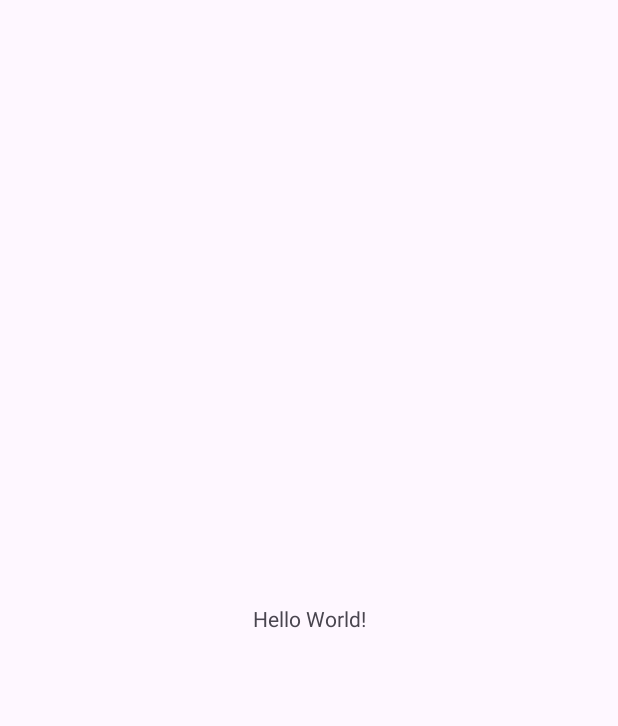
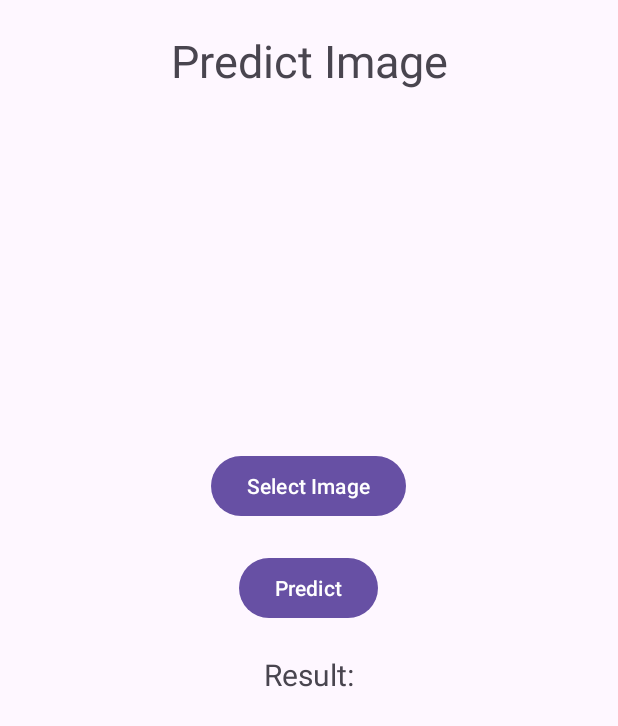
Before and after one commit to GheorgheMorari/ASSLab, an Android app: the screen it shows after launch (MainActivity), on a phone screen of 412 x 824 dp. Before the commit the part shown is almost empty. Shown: the top 726 px of the screen. Run offline under Robolectric (Android 15) with nearby library versions, the phone set to English and light mode, and no system bars; libraries missing offline, so code that uses them is left out: org.tensorflow.lite; 1 statement that could not run was skipped.

Commit message:
Upload inference POC

```diff
--- a/app/build.gradle
+++ b/app/build.gradle
@@ -30,6 +30,9 @@ android {
     kotlinOptions {
         jvmTarget = '1.8'
     }
+    buildFeatures {
+        mlModelBinding true
+    }
 }
 
 dependencies {
@@ -38,6 +41,9 @@ dependencies {
     implementation 'androidx.appcompat:appcompat:1.6.1'
     implementation 'com.google.android.material:material:1.5.0'
     implementation 'androidx.constraintlayout:constraintlayout:2.1.4'
+    implementation 'org.tensorflow:tensorflow-lite-support:0.1.0'
+    implementation 'org.tensorflow:tensorflow-lite-metadata:0.1.0'
+    implementation 'org.tensorflow:tensorflow-lite-gpu:2.3.0'
     testImplementation 'junit:junit:4.13.2'
     androidTestImplementation 'androidx.test.ext:junit:1.1.5'
     androidTestImplementation 'androidx.test.espresso:espresso-core:3.5.1'
--- /dev/null
+++ b/app/src/main/java/com/example/asslab/MainActivity.java
@@ -0,0 +1,91 @@
+package com.example.asslab;
+
+
+import androidx.activity.result.ActivityResult;
+import androidx.activity.result.ActivityResultCallback;
+import androidx.activity.result.ActivityResultLauncher;
+import androidx.activity.result.contract.ActivityResultContracts;
+import androidx.appcompat.app.AppCompatActivity;
+
+import android.app.Activity;
+import android.content.Intent;
+import android.graphics.Bitmap;
+import android.graphics.ImageDecoder;
+import android.net.Uri;
+import android.os.Bundle;
+import android.provider.MediaStore;
+import android.view.View;
+import android.widget.Button;
+import android.widget.ImageView;
+import android.widget.TextView;
+
+import com.example.asslab.ml.MobilenetV110224Quant;
+
+import org.tensorflow.lite.DataType;
+import org.tensorflow.lite.Tensor;
+import org.tensorflow.lite.support.image.TensorImage;
+import org.tensorflow.lite.support.tensorbuffer.TensorBuffer;
+
+import java.io.IOException;
+import java.nio.ByteBuffer;
+
+
+public class MainActivity extends AppCompatActivity {
+
+    Button selectBtn, predictBtn;
+    TextView result_text_view;
+    Bitmap bitmap;
+    Bitmap scaled_bitmap;
+    ImageView imageView;
+    NNetwork network;
+
+
+    @Override
+    protected void onCreate(Bundle savedInstanceState) {
+        super.onCreate(savedInstanceState);
+        setContentView(R.layout.activity_main);
+
+        selectBtn = findViewById(R.id.selectBtn);
+        predictBtn = findViewById(R.id.predictBtn);
+        result_text_view = findViewById(R.id.result);
+        imageView = findViewById(R.id.imageView);
+        network = new NNetwork(224, 224, MainActivity.this);
+
+
+        ActivityResultLauncher<Intent> resultLauncher = registerForActivityResult(new ActivityResultContracts.StartActivityForResult(), result -> {
+            if (result.getResultCode() == Activity.RESULT_OK) {
+                Intent data = result.getData();
+                try {
+                    assert data != null;
+                    Uri uri = data.getData();
+                    ImageDecoder.Source source = ImageDecoder.createSource(getContentResolver(), uri);
+                    bitmap = ImageDecoder.decodeBitmap(source);
+                    bitmap.copy(Bitmap.Config.ARGB_8888, true);
+                    scaled_bitmap = Bitmap.createScaledBitmap(bitmap, network.model_input_width, network.model_input_height, true);
+                    imageView.setImageBitmap(bitmap);
+                } catch (IOException e) {
+                    e.printStackTrace();
+                }
+            }
+        });
+
+
+        selectBtn.setOnClickListener(v -> {
+            Intent intent = new Intent();
+            intent.setAction(Intent.ACTION_GET_CONTENT);
+            intent.setType("image/*");
+            resultLauncher.launch(intent);
+        });
+
+        predictBtn.setOnClickListener(v -> {
+            scaled_bitmap = Bitmap.createScaledBitmap(bitmap, network.model_input_width, network.model_input_height, true);
+            scaled_bitmap = scaled_bitmap.copy(Bitmap.Config.ARGB_8888, true);
+            TensorImage asdf = TensorImage.fromBitmap(scaled_bitmap);
+            ByteBuffer buf =  asdf.getBuffer();
+            result_text_view.setText(network.run(buf)[0]+"");
+
+        });
+
+
+    }
+}
--- a/app/src/main/java/com/example/asslab/MainActivity.kt
+++ /dev/null
@@ -1,11 +0,0 @@
-package com.example.asslab
-
-import androidx.appcompat.app.AppCompatActivity
-import android.os.Bundle
-
-class MainActivity : AppCompatActivity() {
-    override fun onCreate(savedInstanceState: Bundle?) {
-        super.onCreate(savedInstanceState)
-        setContentView(R.layout.activity_main)
-    }
-}
--- /dev/null
+++ b/app/src/main/java/com/example/asslab/NNetwork.java
@@ -0,0 +1,61 @@
+package com.example.asslab;
+
+import android.content.Context;
+import android.graphics.Bitmap;
+
+import com.example.asslab.ml.MobilenetV110224Quant;
+
+import org.tensorflow.lite.DataType;
+import org.tensorflow.lite.support.image.TensorImage;
+import org.tensorflow.lite.support.tensorbuffer.TensorBuffer;
+
+import java.io.IOException;
+import java.nio.ByteBuffer;
+
+public class NNetwork {
+
+    int model_input_width;
+    int model_input_height;
+    MobilenetV110224Quant model;
+    TensorBuffer inputFeature0;
+
+    public NNetwork(int model_input_width, int model_input_height, Context context) {
+        this.model_input_width = model_input_width;
+        this.model_input_height = model_input_height;
+        try {
+            this.model = MobilenetV110224Quant.newInstance(context);
+        } catch (IOException e) {
+            e.printStackTrace();
+        }
+        this.inputFeature0 = TensorBuffer.createFixedSize(new int[]{1, 224, 224, 3}, DataType.UINT8);
+    }
+
+    float[] run(ByteBuffer scaled_bitmap_buffer) {
+        this.inputFeature0.loadBuffer(scaled_bitmap_buffer);
+        MobilenetV110224Quant.Outputs outputs = model.process(inputFeature0);
+        TensorBuffer outputFeature0 = outputs.getOutputFeature0AsTensorBuffer();
+        return outputFeature0.getFloatArray();
+    }
+
+//    try {
+//        MobilenetV110224Quant model = MobilenetV110224Quant.newInstance(MainActivity.this);
+//
+//        // Creates inputs for reference.
+//        TensorBuffer inputFeature0 = TensorBuffer.createFixedSize(new int[]{1, 224, 224, 3}, DataType.UINT8);
+//
+//        // Scale image to fit in input
+//        inputFeature0.loadBuffer(TensorImage.fromBitmap(scaled_bitmap).getBuffer());
+//
+//        // Runs model inference and gets result.
+//        MobilenetV110224Quant.Outputs outputs = model.process(inputFeature0);
+//        TensorBuffer outputFeature0 = outputs.getOutputFeature0AsTensorBuffer();
+//
+//        // Releases model resources if no longer used.
+//        model.close();
+//    } catch (
+//    IOException e) {
+//        // TODO Handle the exception
+//    }
+
+
+}
--- a/app/src/main/res/layout/activity_main.xml
+++ b/app/src/main/res/layout/activity_main.xml
@@ -1,5 +1,5 @@
 <?xml version="1.0" encoding="utf-8"?>
-<androidx.constraintlayout.widget.ConstraintLayout xmlns:android="http://schemas.android.com/apk/res/android"
+<RelativeLayout xmlns:android="http://schemas.android.com/apk/res/android"
     xmlns:app="http://schemas.android.com/apk/res-auto"
     xmlns:tools="http://schemas.android.com/tools"
     android:layout_width="match_parent"
@@ -7,12 +7,48 @@
     tools:context=".MainActivity">
 
     <TextView
+        android:id="@+id/title"
+        android:layout_width="match_parent"
+        android:layout_height="40dp"
+        android:layout_marginTop="20dp"
+        android:text="@string/predict_image"
+        android:textAlignment="center"
+        android:textSize="30sp" />
+
+    <androidx.constraintlayout.utils.widget.ImageFilterView
+        android:id="@+id/imageView"
+        android:layout_width="200dp"
+        android:layout_height="200dp"
+        android:layout_below="@+id/title"
+        android:layout_centerHorizontal="true"
+        android:layout_marginTop="20dp" />
+
+    <Button
+        android:id="@+id/selectBtn"
         android:layout_width="wrap_content"
         android:layout_height="wrap_content"
-        android:text="Hello World!"
-        app:layout_constraintBottom_toBottomOf="parent"
-        app:layout_constraintEnd_toEndOf="parent"
-        app:layout_constraintStart_toStartOf="parent"
-        app:layout_constraintTop_toTopOf="parent" />
+        android:layout_below="@+id/imageView"
+        android:layout_centerHorizontal="true"
+        android:layout_marginTop="20dp"
+        android:text="@string/select_image" />
 
-</androidx.constraintlayout.widget.ConstraintLayout>
+    <Button
+        android:id="@+id/predictBtn"
+        android:layout_width="wrap_content"
+        android:layout_height="wrap_content"
+        android:layout_below="@+id/selectBtn"
+        android:layout_centerHorizontal="true"
+        android:layout_marginTop="20dp"
+        android:text="@string/predict" />
+
+    <TextView
+        android:id="@+id/result"
+        android:layout_width="match_parent"
+        android:layout_height="40dp"
+        android:layout_below="@id/predictBtn"
+        android:layout_marginTop="20dp"
+        android:text="@string/result"
+        android:textAlignment="center"
+        android:textSize="20sp" />
+
+</RelativeLayout>
--- a/app/src/main/res/values/strings.xml
+++ b/app/src/main/res/values/strings.xml
@@ -1,3 +1,7 @@
 <resources>
     <string name="app_name">ASSLab</string>
+    <string name="predict_image">Predict Image</string>
+    <string name="select_image">Select Image</string>
+    <string name="result">Result:</string>
+    <string name="predict">Predict</string>
 </resources>
```
Also changed, not shown: 3 other files.
